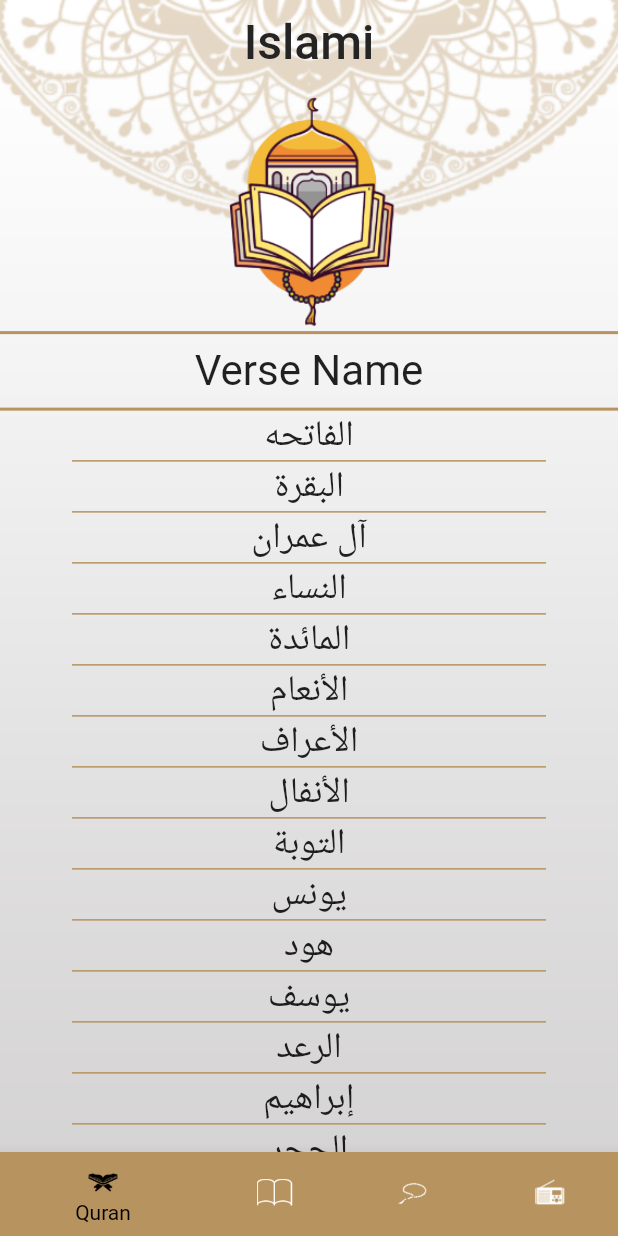
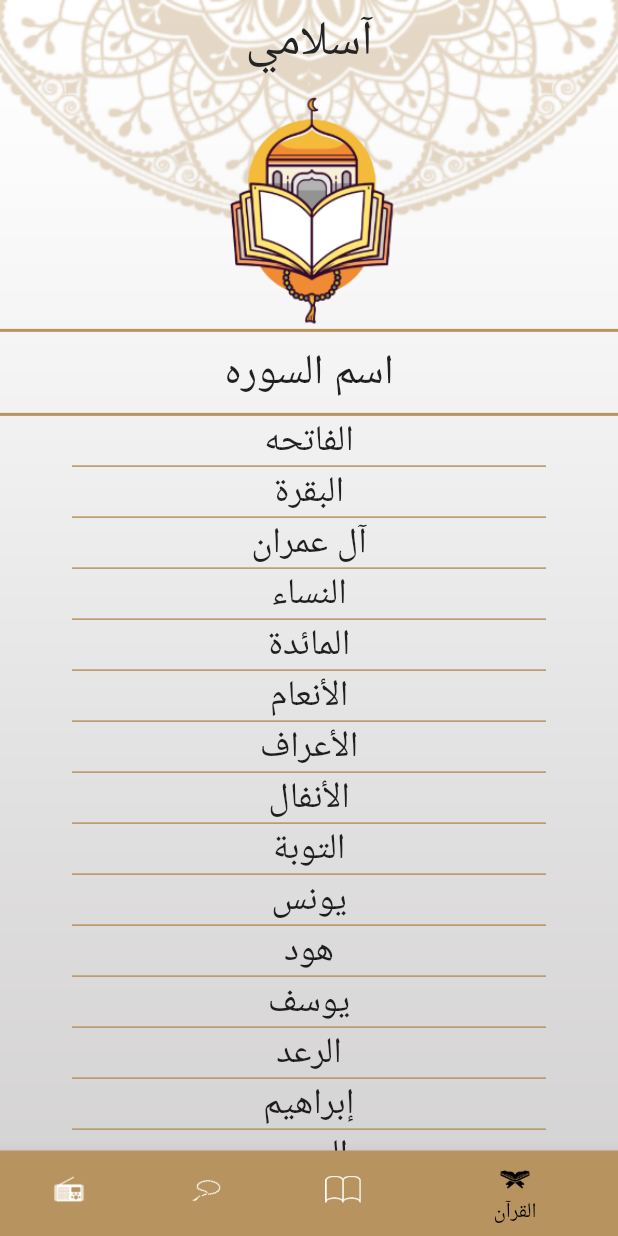
Before and after one commit to mohamednabiltraining/islami-c8-sat, a Flutter app: the screen it shows after launch, on a phone screen of 412 x 824 dp. Run offline on Flutter 3.47's test engine with Material 2 defaults, Android fonts, the phone set to English and light mode, and no system bars; generated files the repository leaves out were written again.

Commit message:
+ localization

```diff
--- /dev/null
+++ b/l10n.yaml
@@ -0,0 +1,3 @@
+arb-dir: lib/l10n
+template-arb-file: app_en.arb
+output-localization-file: app_localizations.dart
--- /dev/null
+++ b/lib/l10n/app_ar.arb
@@ -0,0 +1,9 @@
+{
+  "app_title": "آسلامي",
+  "quran": "القرآن",
+  "hadeth": "الحديث",
+  "tasbeh": "التسبيح",
+  "radio": "الإذاعه",
+  "chapter_name": "اسم السوره",
+  "hadeth_num": "رقم الحديث"
+}
--- a/lib/main.dart
+++ b/lib/main.dart
@@ -1,4 +1,6 @@
 import 'package:flutter/material.dart';
+import 'package:flutter_gen/gen_l10n/app_localizations.dart';
+import 'package:flutter_localizations/flutter_localizations.dart';
 import 'package:islami_c8_sat/ui/chapter_details/chapter_details_screen.dart';
 import 'package:islami_c8_sat/ui/hadeth_details/hadeth_details_screen.dart';
 import 'package:islami_c8_sat/ui/home/home.dart';
@@ -41,6 +43,21 @@ class MyApplication extends StatelessWidget {
             ChapterDetailsScreen(),
         HadethDetailsScreen.routeName: (buildContext) => HadethDetailsScreen(),
       },
+      localizationsDelegates: const [
+        AppLocalizations.delegate, // Add this line
+        GlobalMaterialLocalizations.delegate,
+        GlobalWidgetsLocalizations.delegate,
+        GlobalCupertinoLocalizations.delegate,
+      ],
+      supportedLocales: const [
+        Locale(
+          'en',
+        ),
+        Locale(
+          'ar',
+        ),
+      ],
+      locale: Locale('ar'),
     );
   }
 }
--- a/lib/ui/home/hadeth/hadeth_tab.dart
+++ b/lib/ui/home/hadeth/hadeth_tab.dart
@@ -1,8 +1,8 @@
 import 'package:flutter/material.dart';
 import 'package:flutter/services.dart';
+import 'package:flutter_gen/gen_l10n/app_localizations.dart';
 import 'package:islami_c8_sat/ui/home/hadeth/hadeth.dart';
 import 'package:islami_c8_sat/ui/home/hadeth/hadeth_title_widget.dart';
-
 class HadethTab extends StatefulWidget {
   @override
   State<HadethTab> createState() => _HadethTabState();
@@ -25,8 +25,8 @@ class _HadethTabState extends State<HadethTab> {
           height: 2,
           margin: EdgeInsets.only(bottom: 8),
         ),
-        const Text(
-          'Hadeth Name',
+        Text(
+          AppLocalizations.of(context)!.hadeth_num,
           style: TextStyle(fontSize: 28),
         ),
         Container(
--- a/lib/ui/home/home.dart
+++ b/lib/ui/home/home.dart
@@ -1,4 +1,5 @@
 import 'package:flutter/material.dart';
+import 'package:flutter_gen/gen_l10n/app_localizations.dart';
 import 'package:islami_c8_sat/ui/home/hadeth/hadeth_tab.dart';
 import 'package:islami_c8_sat/ui/home/quran/quran_tab.dart';
 import 'package:islami_c8_sat/ui/home/radio/radio_tab.dart';
@@ -35,24 +36,24 @@ class _HomeScreenState extends State<HomeScreen> {
             BottomNavigationBarItem(
                 backgroundColor: Theme.of(context).primaryColor,
                 icon: const ImageIcon(AssetImage('assets/images/ic_quran.png')),
-                label: 'Quran'),
+                label: AppLocalizations.of(context)!.quran),
             BottomNavigationBarItem(
                 backgroundColor: Theme.of(context).primaryColor,
                 icon:
                     const ImageIcon(AssetImage('assets/images/ic_hadeth.png')),
-                label: 'Hadeth'),
+                label: AppLocalizations.of(context)!.hadeth),
             BottomNavigationBarItem(
                 backgroundColor: Theme.of(context).primaryColor,
                 icon: const ImageIcon(AssetImage('assets/images/ic_sebha.png')),
-                label: 'Tasbeh'),
+                label: AppLocalizations.of(context)!.tasbeh),
             BottomNavigationBarItem(
                 backgroundColor: Theme.of(context).primaryColor,
                 icon: const ImageIcon(AssetImage('assets/images/ic_radio.png')),
-                label: 'Radio'),
+                label: AppLocalizations.of(context)!.radio),
           ],
         ),
         appBar: AppBar(
-          title: Text('Islami'),
+          title: Text(AppLocalizations.of(context)!.app_title),
         ),
         body: tabs[selectedIndex],
       ),
--- a/lib/ui/home/quran/quran_tab.dart
+++ b/lib/ui/home/quran/quran_tab.dart
@@ -1,4 +1,5 @@
 import 'package:flutter/material.dart';
+import 'package:flutter_gen/gen_l10n/app_localizations.dart';
 import 'package:islami_c8_sat/ui/home/quran/chapter_name.dart';
 
 class QuranTab extends StatelessWidget {
@@ -133,7 +134,7 @@ class QuranTab extends StatelessWidget {
           margin: EdgeInsets.only(bottom: 8),
         ),
         Text(
-          'Verse Name',
+          AppLocalizations.of(context)!.chapter_name,
           style: TextStyle(fontSize: 28),
         ),
         Container(
--- a/pubspec.yaml
+++ b/pubspec.yaml
@@ -32,6 +32,10 @@ dependencies:
   flutter:
     sdk: flutter
 
+  flutter_localizations:
+    sdk: flutter
+
+  intl: any
 
   # The following adds the Cupertino Icons font to your application.
   # Use with the CupertinoIcons class for iOS style icons.
@@ -54,6 +58,7 @@ dev_dependencies:
 # The following section is specific to Flutter packages.
 flutter:
 
+  generate: true # Add this line
   # The following line ensures that the Material Icons font is
   # included with your application, so that you can use the icons in
   # the material Icons class.
```
Also changed, not shown: lib/l10n/app_en.arb (added, +9 -0 lines), pubspec.lock.
